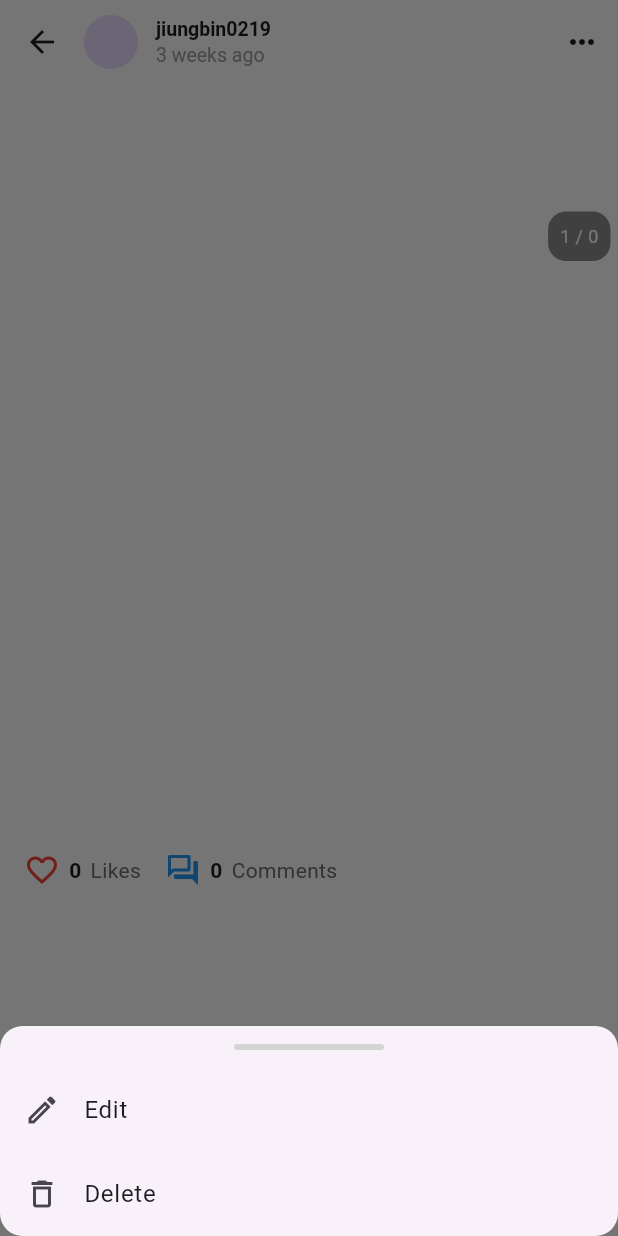
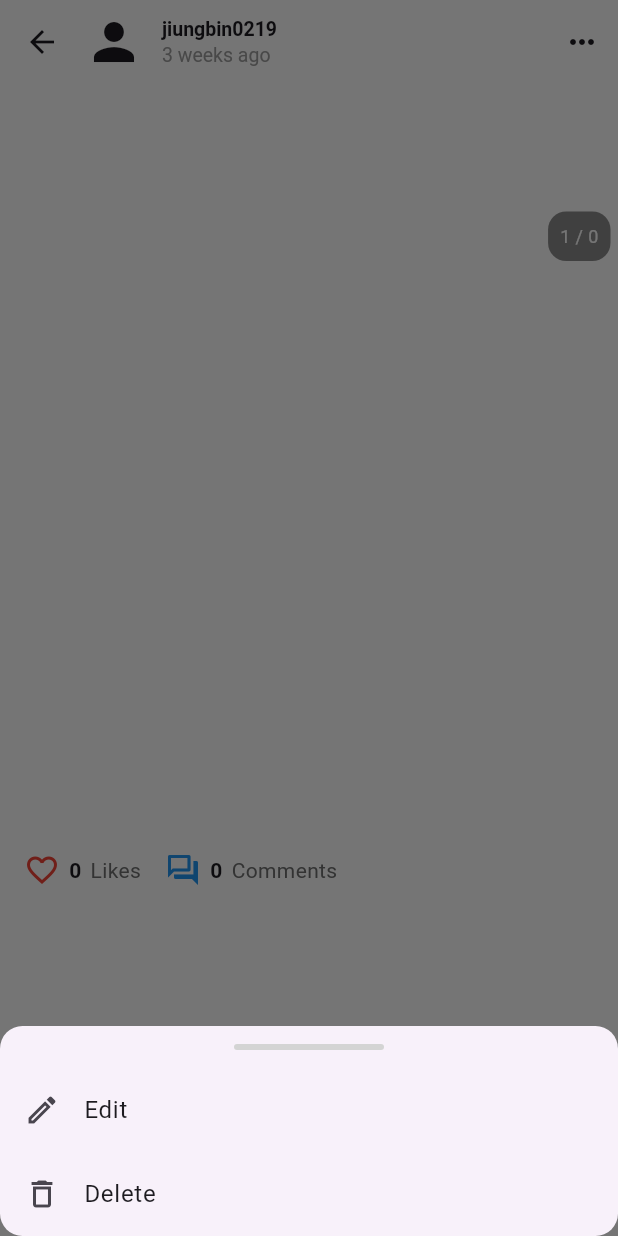
Before and after one commit to binbin0219/social_media_mobile, a Flutter app: the PostPage screen opened directly with empty values, after a tap on the "keyboard control" icon, on a phone screen of 412 x 824 dp. Run offline on Flutter 3.47's test engine with Material 3 defaults, Android fonts, the light colour scheme and no system bars; our stand-ins replace dio, flutter_dotenv, flutter_riverpod, shimmer, video_player; missing offline and left inert: cookie_jar, dio_cookie_manager, stomp_dart_client; network calls fail; statements that could not run were skipped.

Commit message:
Load user avatar for posts

```diff
--- a/lib/models/post.dart
+++ b/lib/models/post.dart
@@ -1,5 +1,6 @@
 import 'package:social_media_mobile/models/has_id.dart';
 import 'package:social_media_mobile/models/post_attachment.dart';
+import 'package:social_media_mobile/models/user.dart';
 
 class Post implements HasId {
   @override
@@ -13,7 +14,7 @@ class Post implements HasId {
   final List<PostAttachment> attachments;
   final bool? isNew;
   final bool liked;
-  final dynamic user;
+  final User user;
   final int? userId;
 
   Post({
@@ -27,7 +28,7 @@ class Post implements HasId {
     required this.attachments,
     this.isNew,
     required this.liked,
-    this.user,
+    required this.user,
     this.userId
   });
 
@@ -42,7 +43,7 @@ class Post implements HasId {
       comments: json["comments"] ?? [],
       attachments: (json["attachments"] as List).map((attachment) => PostAttachment.fromJson(attachment)).toList(),
       liked: json["liked"] ?? false,
-      user: json["user"],
+      user: User.fromJson(json["user"]),
       userId: json["userId"]
     );
   }
--- /dev/null
+++ b/lib/models/user.dart
@@ -0,0 +1,115 @@
+class User {
+  final int id;
+  final String country;
+  final String username;
+  final String firstName;
+  final String lastName;
+  final String description;
+  final String occupation;
+  final dynamic phoneNumber; // JsonNode equivalent
+  final String region;
+  final String relationshipStatus;
+  final String gender;
+  final dynamic friendship;
+  final int friendCount;
+  final int newNotificationCount;
+  final int unreadChatMessageCount;
+  final int postCount;
+  final int likeCount;
+  final DateTime createAt;
+  final DateTime? updatedAt;
+
+  User({
+    required this.id,
+    required this.country,
+    required this.username,
+    required this.firstName,
+    required this.lastName,
+    required this.description,
+    required this.occupation,
+    this.phoneNumber,
+    required this.region,
+    required this.relationshipStatus,
+    required this.gender,
+    this.friendship,
+    required this.friendCount,
+    required this.newNotificationCount,
+    required this.unreadChatMessageCount,
+    required this.postCount,
+    required this.likeCount,
+    required this.createAt,
+    this.updatedAt,
+  });
+
+  User copyWith({
+    int? id,
+    String? country,
+    String? username,
+    String? firstName,
+    String? lastName,
+    String? description,
+    String? occupation,
+    dynamic phoneNumber,
+    String? region,
+    String? relationshipStatus,
+    String? gender,
+    dynamic friendship,
+    int? friendCount,
+    int? newNotificationCount,
+    int? unreadChatMessageCount,
+    int? postCount,
+    int? likeCount,
+    DateTime? createAt,
+    DateTime? updatedAt,
+  }) {
+    return User(
+      id: id ?? this.id,
+      country: country ?? this.country,
+      username: username ?? this.username,
+      firstName: firstName ?? this.firstName,
+      lastName: lastName ?? this.lastName,
+      description: description ?? this.description,
+      occupation: occupation ?? this.occupation,
+      phoneNumber: phoneNumber ?? this.phoneNumber,
+      region: region ?? this.region,
+      relationshipStatus: relationshipStatus ?? this.relationshipStatus,
+      gender: gender ?? this.gender,
+      friendship: friendship ?? this.friendship,
+      friendCount: friendCount ?? this.friendCount,
+      newNotificationCount: newNotificationCount ?? this.newNotificationCount,
+      unreadChatMessageCount: unreadChatMessageCount ?? this.unreadChatMessageCount,
+      postCount: postCount ?? this.postCount,
+      likeCount: likeCount ?? this.likeCount,
+      createAt: createAt ?? this.createAt,
+      updatedAt: updatedAt ?? this.updatedAt,
+    );
+  }
+
+  factory User.fromJson(Map<String, dynamic> json) {
+    print(json);
+    return User(
+      id: json['id'] ?? 0,
+      country: json['country'] ?? '',
+      username: json['username'] ?? '',
+      firstName: json['firstName'] ?? '',
+      lastName: json['lastName'] ?? '',
+      description: json['description'] ?? '',
+      occupation: json['occupation'] ?? '',
+      phoneNumber: json['phoneNumber'],
+      region: json['region'] ?? '',
+      relationshipStatus: json['relationshipStatus'] ?? '',
+      gender: json['gender'] ?? '',
+      // friendship: json['friendship'] != null
+      //     ? Friendship.fromJson(json['friendship'])
+      //     : null,
+      friendship: null,
+      friendCount: json['friendCount'] ?? 0,
+      newNotificationCount: json['newNotificationCount'] ?? 0,
+      unreadChatMessageCount: json['unreadChatMessageCount'] ?? 0,
+      postCount: json['postCount'] ?? 0,
+      likeCount: json['likeCount'] ?? 0,
+      createAt: DateTime.parse(json['createAt']),
+      updatedAt: json['updatedAt'] != null ? DateTime.parse(json['updatedAt']) : null,
+    );
+  }
+}
--- a/lib/screens/post_page.dart
+++ b/lib/screens/post_page.dart
@@ -27,7 +27,7 @@ class PostPageState extends State<PostPage> {
       appBar: AppBar(
         backgroundColor: Colors.white,
         titleSpacing: 0,
-        title: PostHeader()
+        title: PostHeader(userId: post.user.id)
       ),
       body: Column(
         crossAxisAlignment: CrossAxisAlignment.start,
--- a/lib/utils/utils.dart
+++ b/lib/utils/utils.dart
@@ -2,6 +2,7 @@ import 'package:flutter_dotenv/flutter_dotenv.dart';
 import 'package:social_media_mobile/models/has_id.dart';
 
 String getUserAvatarUrl(int? userId) {
+  print(userId);
   return "${dotenv.env['R2_PUBLIC_URL']}/user/$userId/avatar/avatar.png";
 }
 
--- a/lib/widgets/post_card.dart
+++ b/lib/widgets/post_card.dart
@@ -28,7 +28,7 @@ class PostCardState extends State<PostCard> {
       child: Column(
         children: [
           if(widget.showHeader) ...[
-            PostHeader(),
+            PostHeader(userId: widget.post.user.id),
             const SizedBox(height: 12)
           ],
 
--- a/lib/widgets/post_header.dart
+++ b/lib/widgets/post_header.dart
@@ -1,11 +1,14 @@
 import 'package:flutter/material.dart';
+import 'package:social_media_mobile/widgets/user_avatar.dart';
 
 class PostHeader extends StatelessWidget {
   final double fontSize;
+  final int? userId;
 
   const PostHeader({
     super.key,
-    this.fontSize = 13
+    this.fontSize = 13,
+    this.userId
   });
 
   @override
@@ -19,12 +22,11 @@ class PostHeader extends StatelessWidget {
               onTap: () {
                 // go to profile
               },
-              child: const CircleAvatar(
-                radius: 18,
-                backgroundImage: NetworkImage(
-                  'https://img.freepik.com/free-vector/smiling-young-man-illustration_1308-174669.jpg',
-                ),
-              ),
+              child: UserAvatar(
+                userId: userId,
+                width: 40,
+                height: 40,
+              )
             ),
 
             const SizedBox(width: 12),
--- a/lib/widgets/user_avatar.dart
+++ b/lib/widgets/user_avatar.dart
@@ -3,13 +3,13 @@ import 'package:social_media_mobile/utils/utils.dart';
 import 'package:social_media_mobile/widgets/SmartImage.dart';
 
 class UserAvatar extends StatefulWidget {
-  final int userId;
+  final int? userId;
   final double? width;
   final double? height;
 
   const UserAvatar({
     super.key,
-    required this.userId,
+    this.userId,
     this.width,
     this.height
   });
```
